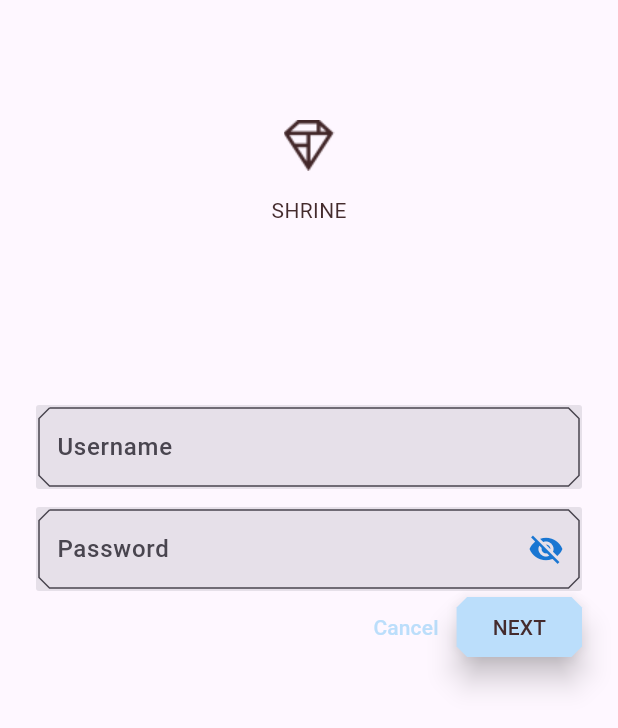
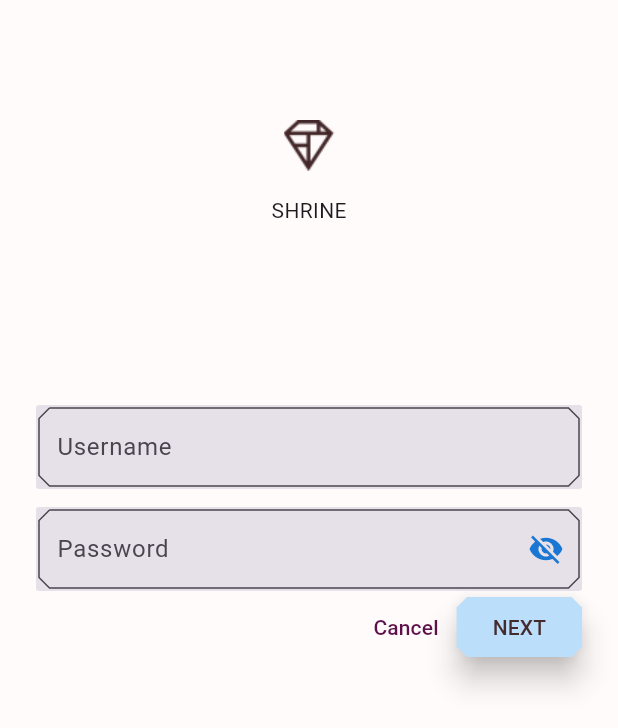
Before and after one commit to athalie-aurora/MaterialComponent_Flutter, a Flutter app: the screen it shows after launch, on a phone screen of 412 x 824 dp. Shown: the top 728 px of the screen. Run offline on Flutter 3.47's test engine with Material 3 defaults, Android fonts, the phone set to English and light mode, and no system bars; Roboto replaces fonts that are missing (Rubik).

```diff
--- a/mdc_100_series/lib/app.dart
+++ b/mdc_100_series/lib/app.dart
@@ -21,33 +21,65 @@ class ShrineApp extends StatelessWidget {
   }
 }
 
+// ThemeData _buildShrineTheme() {
+//   final ThemeData base = ThemeData.light(useMaterial3: true);
+//   return base.copyWith(
+//     colorScheme: base.colorScheme.copyWith(
+//       primary: kShrineBlue100,
+//       onPrimary: kShrineIndigo900,
+//       secondary: kShrineIndigo900,
+//       error: kShrineErrorRed,
+//     ),
+//     textTheme: _buildShrineTextTheme(base.textTheme),
+//     textSelectionTheme: const TextSelectionThemeData(
+//       selectionColor: kShrinePink100,
+//     ),
+//     inputDecorationTheme: const InputDecorationTheme(
+//       border: CutCornersBorder(), // Use CutCornersBorder for text field shapes
+//       focusedBorder: CutCornersBorder(
+//         borderSide: BorderSide(
+//           width: 2.0,
+//           color: kShrineBrown900,
+//         ),
+//       ),
+//       floatingLabelStyle: TextStyle(
+//         color: kShrineBrown900,
+//       ),
+//     ),
+//   );
+// }
+
 ThemeData _buildShrineTheme() {
-  final ThemeData base = ThemeData.light(useMaterial3: true);
+  final ThemeData base = ThemeData.light();
   return base.copyWith(
     colorScheme: base.colorScheme.copyWith(
-      primary: kShrineBlue100,
-      onPrimary: kShrineIndigo900,
-      secondary: kShrineIndigo900,
+      primary: kShrinePurple,
+      secondary: kShrinePurple,
       error: kShrineErrorRed,
     ),
-    textTheme: _buildShrineTextTheme(base.textTheme),
+    scaffoldBackgroundColor: kShrineSurfaceWhite,
     textSelectionTheme: const TextSelectionThemeData(
-      selectionColor: kShrinePink100,
+      selectionColor: kShrinePurple,
+    ),
+    appBarTheme: const AppBarTheme(
+      foregroundColor: kShrineBrown900,
+      backgroundColor: kShrineBlue100,
     ),
     inputDecorationTheme: const InputDecorationTheme(
-      border: CutCornersBorder(), // Use CutCornersBorder for text field shapes
+      border: CutCornersBorder(),
       focusedBorder: CutCornersBorder(
         borderSide: BorderSide(
           width: 2.0,
-          color: kShrineBrown900,
+          color: kShrinePurple,
         ),
       ),
       floatingLabelStyle: TextStyle(
-        color: kShrineBrown900,
+        color: kShrinePurple,
       ),
     ),
   );
 }
+
 
 TextTheme _buildShrineTextTheme(TextTheme base) {
   return base.copyWith(
--- a/mdc_100_series/lib/colors.dart
+++ b/mdc_100_series/lib/colors.dart
@@ -20,3 +20,5 @@ const kShrineBlue300 = Color(0xFF64B5F6);
 const kShrineBlue400 = Color(0xFF42A5F5);
 
 const kShrineIndigo900 = Color(0xFF1A237E);
+
+const kShrinePurple = Color(0xFF5D1049);
```
Also changed, not shown: mdc_100_series/lib/home.dart (+19 -58 lines), Screenshoot/Change Layout.png (added), Screenshoot/ChangeBlue.png (added).
